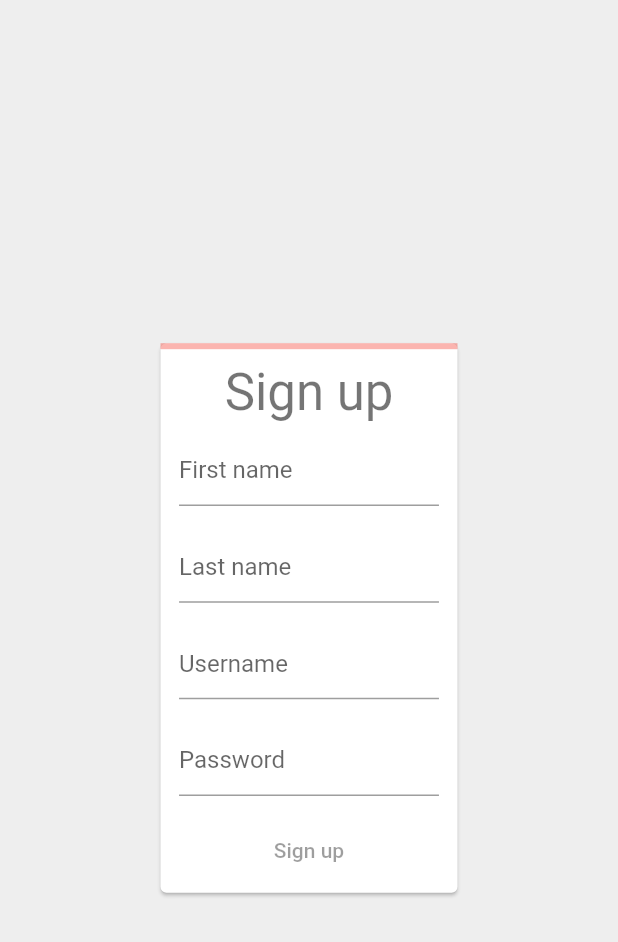
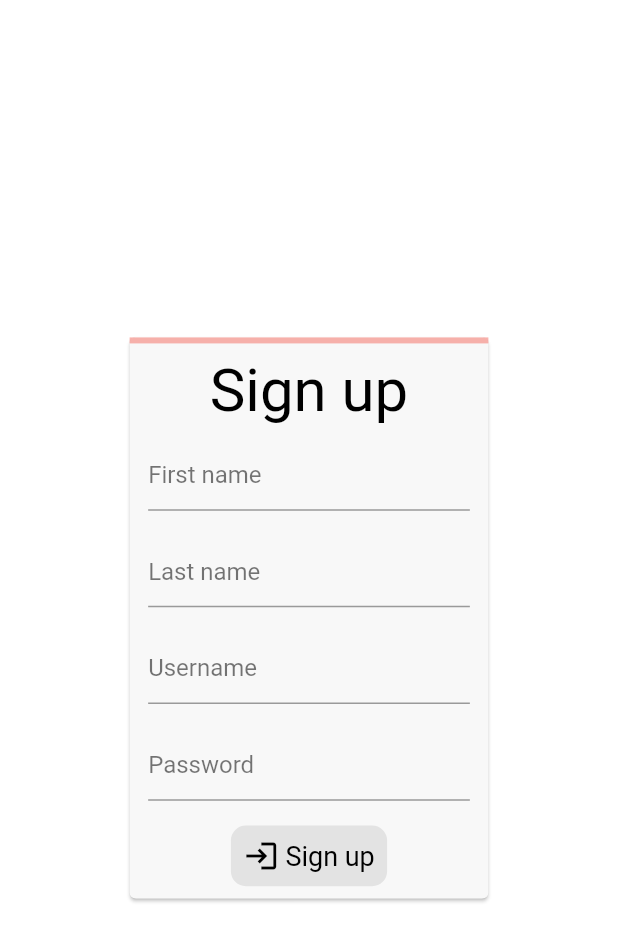
Before and after one commit to anibalventura/sign-form, a Flutter app: the screen it shows after launch, on a phone screen of 412 x 824 dp. Shown: the top 942 px of the screen. Run offline on Flutter 3.47's test engine with Material 2 defaults, Android fonts, the phone set to English and light mode, and no system bars; our stand-ins replace google_fonts.

Commit message:
- Add light/dark theme. - Add card style to welcom screen. - Show snackbar when from is not fill. - Refactor some widgets.

```diff
--- a/lib/main.dart
+++ b/lib/main.dart
@@ -1,6 +1,7 @@
 import 'package:flutter/material.dart';
 import 'package:sign_form/screens/sign_up_screen.dart';
 import 'package:sign_form/screens/welcome_screen.dart';
+import 'package:sign_form/utils/themes.dart';
 
 void main() => runApp(SignUpApp());
 
@@ -9,6 +10,8 @@ class SignUpApp extends StatelessWidget {
   Widget build(BuildContext context) {
     return MaterialApp(
       title: 'Sign Form',
+      theme: Themes.lightTheme,
+      darkTheme: Themes.darkTheme,
       routes: {
         SignUpScreen.route: (context) => SignUpScreen(),
         WelcomeScreen.route: (context) => WelcomeScreen(),
--- a/lib/screens/sign_up_screen.dart
+++ b/lib/screens/sign_up_screen.dart
@@ -1,20 +1,20 @@
 import 'package:flutter/material.dart';
 import 'package:sign_form/screens/welcome_screen.dart';
+import 'package:sign_form/utils/size_helper.dart';
+import 'package:sign_form/utils/themes.dart';
 import 'package:sign_form/widgets/progress_indicator.dart';
 import 'package:sign_form/widgets/form_field.dart';
+import 'package:sign_form/widgets/round_button.dart';
 
 class SignUpScreen extends StatelessWidget {
   static final route = '/';
 
   @override
   Widget build(BuildContext context) {
-    final mediaQuery = MediaQuery.of(context).size;
-
     return Scaffold(
-      backgroundColor: Colors.grey[200],
       body: Center(
         child: Container(
-          width: mediaQuery.width * 0.5,
+          width: screenWidth(context) * 0.6,
           child: Card(
             child: SignUpForm(),
           ),
@@ -63,8 +63,6 @@ class _SignUpFormState extends State<SignUpForm> {
 
   @override
   Widget build(BuildContext context) {
-    final mediaQuery = MediaQuery.of(context).size;
-
     return Form(
       onChanged: _updateFormProgress,
       child: Column(
@@ -72,10 +70,10 @@ class _SignUpFormState extends State<SignUpForm> {
         children: [
           AnimatedProgressIndicator(value: _formProgress),
           Padding(
-            padding: EdgeInsets.only(top: mediaQuery.width * 0.02),
+            padding: EdgeInsets.only(top: screenWidth(context) * 0.02),
             child: Text(
               'Sign up',
-              style: Theme.of(context).textTheme.headline4,
+              style: Theme.of(context).textTheme.headline1,
             ),
           ),
           SignFormField(
@@ -96,24 +94,21 @@ class _SignUpFormState extends State<SignUpForm> {
             password: true,
           ),
           Padding(
-            padding: EdgeInsets.symmetric(vertical: mediaQuery.width * 0.01),
-            child: TextButton(
-              style: ButtonStyle(
-                foregroundColor: MaterialStateProperty.resolveWith(
-                    (Set<MaterialState> states) {
-                  return states.contains(MaterialState.disabled)
-                      ? null
-                      : Colors.white;
-                }),
-                backgroundColor: MaterialStateProperty.resolveWith(
-                    (Set<MaterialState> states) {
-                  return states.contains(MaterialState.disabled)
-                      ? null
-                      : Colors.blue;
-                }),
-              ),
-              onPressed: _formProgress == 1 ? _showWelcomeScreen : null,
-              child: Text('Sign up'),
+            padding:
+                EdgeInsets.symmetric(vertical: screenWidth(context) * 0.02),
+            child: RoundButton(
+              text: 'Sign up',
+              icon: Icons.login,
+              onTap: () {
+                _formProgress == 1
+                    ? _showWelcomeScreen()
+                    : ScaffoldMessenger.of(context).showSnackBar(
+                        SnackBar(
+                          content: Text('Please fill all the fields.'),
+                          duration: Duration(seconds: 2),
+                        ),
+                      );
+              },
             ),
           ),
         ],
--- a/lib/screens/welcome_screen.dart
+++ b/lib/screens/welcome_screen.dart
@@ -1,5 +1,6 @@
 import 'package:flutter/material.dart';
 import 'package:sign_form/utils/size_helper.dart';
+import 'package:sign_form/utils/themes.dart';
 import 'package:sign_form/widgets/round_button.dart';
 
 class WelcomeScreen extends StatelessWidget {
@@ -9,25 +10,29 @@ class WelcomeScreen extends StatelessWidget {
   Widget build(BuildContext context) {
     return Scaffold(
       body: Center(
+        child: Container(
+          width: screenWidth(context) * 0.6,
+          height: screenHeight(context) * 0.4,
+          child: Card(
             child: Column(
               mainAxisAlignment: MainAxisAlignment.center,
+              mainAxisSize: MainAxisSize.min,
               children: [
                 Text(
                   'Welcome!',
-              style: Theme.of(context).textTheme.headline2,
+                  style: appTheme(context).textTheme.headline1,
                 ),
                 SizedBox(height: screenHeight(context) * 0.02),
                 RoundButton(
-              backgroundColor: Colors.blue,
                   text: 'Logout',
-              textColor: Colors.white,
                   icon: Icons.logout,
-              iconColor: Colors.white,
                   onTap: () => Navigator.of(context).pop(),
                 ),
               ],
             ),
           ),
+        ),
+      ),
     );
   }
 }
--- /dev/null
+++ b/lib/utils/themes.dart
@@ -0,0 +1,112 @@
+import 'package:flutter/cupertino.dart';
+import 'package:flutter/material.dart';
+import 'package:google_fonts/google_fonts.dart';
+
+ThemeData appTheme(BuildContext context) {
+  return Theme.of(context);
+}
+
+class Themes {
+  static String brightness(BuildContext context) {
+    final Brightness mode = MediaQuery.platformBrightnessOf(context);
+    return mode == Brightness.light ? 'light' : 'dark';
+  }
+
+  static final String? _fontFamily = GoogleFonts.roboto().fontFamily;
+
+  static final AppBarTheme _appBarTheme = AppBarTheme(
+    backgroundColor: Colors.transparent,
+    elevation: 0,
+  );
+
+  /*
+  * Light Theme.
+  */
+  static const Color _lightPrimaryTextColor = Colors.black;
+  static const Color _lightSecondaryTextColor = Colors.black54;
+  static final Color? _lightBackgroundColor = Colors.white;
+  static final Color _lightCardColor = Color(0xFFF8F8F8);
+  static final Color _lightButtonColor = Color(0xFFe3e3e3);
+  static final Color? _lightIconColor = Colors.black;
+
+  static final TextStyle _lightHeadline1TextStyle = TextStyle(
+      fontSize: 40, fontWeight: FontWeight.w400, color: _lightPrimaryTextColor);
+  static final TextStyle _lightBodyText1TextStyle = TextStyle(
+      fontSize: 18,
+      fontWeight: FontWeight.w600,
+      color: _lightSecondaryTextColor);
+
+  static final TextStyle _lightSnackBarTextTheme = TextStyle(
+    color: Colors.white,
+    fontSize: 18,
+    fontWeight: FontWeight.w500,
+  );
+
+  static final ThemeData lightTheme = ThemeData(
+    appBarTheme: _appBarTheme,
+    scaffoldBackgroundColor: _lightBackgroundColor,
+    cardColor: _lightCardColor,
+    buttonColor: _lightButtonColor,
+    dialogTheme: DialogTheme(
+      backgroundColor: _lightCardColor,
+    ),
+    colorScheme: ColorScheme.light(
+      primary: _lightIconColor!,
+    ),
+    iconTheme: IconThemeData(
+      color: _lightIconColor,
+    ),
+    textTheme: TextTheme(
+      headline1: _lightHeadline1TextStyle,
+      bodyText1: _lightBodyText1TextStyle,
+    ),
+    snackBarTheme: SnackBarThemeData(
+      contentTextStyle: _lightSnackBarTextTheme,
+    ),
+    fontFamily: _fontFamily,
+  );
+
+  /*
+  * Dark Theme.
+  */
+  static const Color _darkPrimaryTextColor = Colors.white;
+  static const Color _darkSecondaryTextColor = Colors.white54;
+  static final Color _darkBackgroundColor = Color(0xFF22252D);
+  static final Color _darkCardColor = Color(0xFF292D36);
+  static final Color _darkButtonColor = Color(0xFF22252D);
+  static final Color? _darkIconColor = Colors.white;
+
+  static final TextStyle _darkHeadline1TextStyle =
+      _lightHeadline1TextStyle.copyWith(color: _darkPrimaryTextColor);
+  static final TextStyle _darkBodyText1TextStyle =
+      _lightBodyText1TextStyle.copyWith(color: _darkSecondaryTextColor);
+
+  static final TextStyle _darkSnackBarTextTheme =
+      _lightSnackBarTextTheme.copyWith(
+    color: Colors.black,
+  );
+
+  static final ThemeData darkTheme = ThemeData(
+    appBarTheme: _appBarTheme,
+    scaffoldBackgroundColor: _darkBackgroundColor,
+    cardColor: _darkCardColor,
+    buttonColor: _darkButtonColor,
+    dialogTheme: DialogTheme(
+      backgroundColor: _darkCardColor,
+    ),
+    colorScheme: ColorScheme.light(
+      onSurface: _darkPrimaryTextColor,
+    ),
+    iconTheme: IconThemeData(
+      color: _darkIconColor,
+    ),
+    textTheme: TextTheme(
+      headline1: _darkHeadline1TextStyle,
+      bodyText1: _darkBodyText1TextStyle,
+    ),
+    snackBarTheme: SnackBarThemeData(
+      contentTextStyle: _darkSnackBarTextTheme,
+    ),
+    fontFamily: _fontFamily,
+  );
+}
--- a/lib/widgets/form_field.dart
+++ b/lib/widgets/form_field.dart
@@ -1,5 +1,6 @@
 import 'package:flutter/material.dart';
 import 'package:sign_form/utils/size_helper.dart';
+import 'package:sign_form/utils/themes.dart';
 
 class SignFormField extends StatelessWidget {
   SignFormField({
@@ -21,8 +22,19 @@ class SignFormField extends StatelessWidget {
       ),
       child: TextFormField(
         controller: controller,
-        decoration: InputDecoration(hintText: hintText),
+        decoration: InputDecoration(
+          hintText: hintText,
+          hintStyle: TextStyle(
+            color: appTheme(context).textTheme.bodyText1!.color,
+          ),
+          focusedBorder: UnderlineInputBorder(
+            borderSide: BorderSide(color: appTheme(context).buttonColor),
+          ),
+        ),
         obscureText: password ?? false,
+        style: TextStyle(
+          color: appTheme(context).textTheme.headline1!.color,
+        ),
       ),
     );
   }
--- a/lib/widgets/progress_indicator.dart
+++ b/lib/widgets/progress_indicator.dart
@@ -26,15 +26,15 @@ class _AnimatedProgressIndicatorState extends State<AnimatedProgressIndicator>
 
     final colorTween = TweenSequence([
       TweenSequenceItem(
-        tween: ColorTween(begin: Colors.red, end: Colors.orange),
+        tween: ColorTween(begin: Colors.red, end: Colors.orange[200]),
         weight: 1,
       ),
       TweenSequenceItem(
-        tween: ColorTween(begin: Colors.orange, end: Colors.yellow),
+        tween: ColorTween(begin: Colors.orange, end: Colors.yellow[200]),
         weight: 1,
       ),
       TweenSequenceItem(
-        tween: ColorTween(begin: Colors.yellow, end: Colors.green),
+        tween: ColorTween(begin: Colors.yellow, end: Colors.green[200]),
         weight: 1,
       ),
     ]);
--- a/lib/widgets/round_button.dart
+++ b/lib/widgets/round_button.dart
@@ -1,21 +1,16 @@
 import 'package:flutter/material.dart';
 import 'package:sign_form/utils/size_helper.dart';
+import 'package:sign_form/utils/themes.dart';
 
 class RoundButton extends StatelessWidget {
   const RoundButton({
     required this.text,
     this.icon,
-    this.iconColor,
-    this.backgroundColor,
-    this.textColor,
     this.onTap,
   });
 
   final String? text;
   final IconData? icon;
-  final Color? iconColor;
-  final Color? backgroundColor;
-  final Color? textColor;
   final Function? onTap;
 
   @override
@@ -23,26 +18,26 @@ class RoundButton extends StatelessWidget {
     final borderRadius = BorderRadius.all(Radius.circular(10));
 
     return Material(
-      color: backgroundColor,
+      color: appTheme(context).buttonColor,
       borderRadius: borderRadius,
       child: InkWell(
         onTap: onTap as void Function()?,
         borderRadius: borderRadius,
         child: Padding(
           padding: EdgeInsets.symmetric(
-            horizontal: screenWidth(context) * 0.01,
+            horizontal: screenWidth(context) * 0.02,
             vertical: screenHeight(context) * 0.01,
           ),
           child: Row(
             mainAxisSize: MainAxisSize.min,
             children: [
-              if (icon != null) Icon(icon, color: iconColor),
+              if (icon != null) Icon(icon),
               if (icon != null) SizedBox(width: screenWidth(context) * 0.01),
               Text(
                 text!,
                 style: TextStyle(
-                  color: textColor,
-                  fontSize: 18,
+                  color: appTheme(context).textTheme.headline1!.color,
+                  fontSize: appTheme(context).textTheme.bodyText1!.fontSize,
                 ),
               ),
             ],
--- a/pubspec.yaml
+++ b/pubspec.yaml
@@ -9,6 +9,7 @@ environment:
 dependencies:
   flutter:
     sdk: flutter
+  google_fonts: ^2.0.0
 
 dev_dependencies:
   flutter_test:
```
Also changed, not shown: pubspec.lock, 3 other files. Lines whose indentation alone changed are shown as unchanged.
